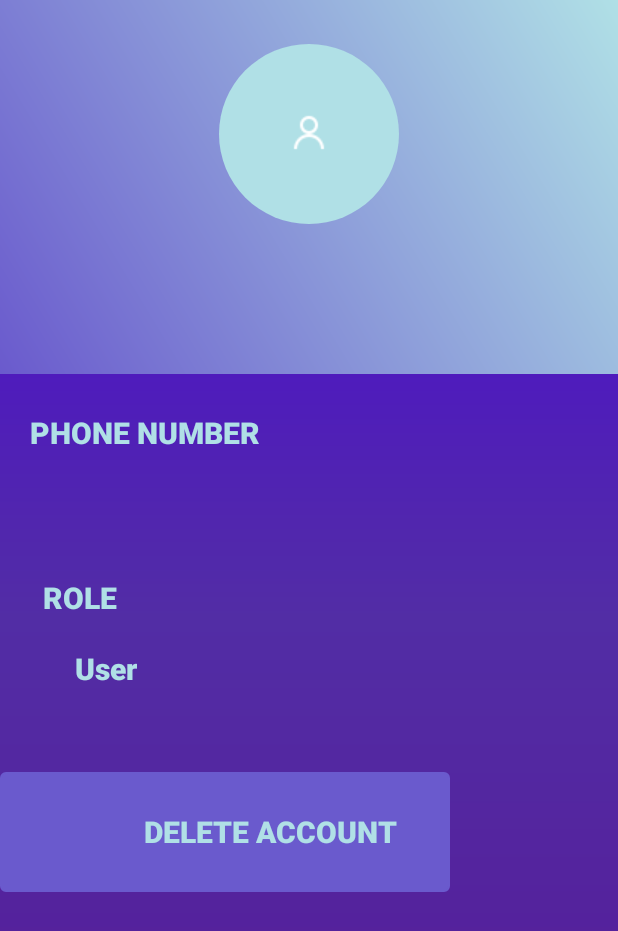
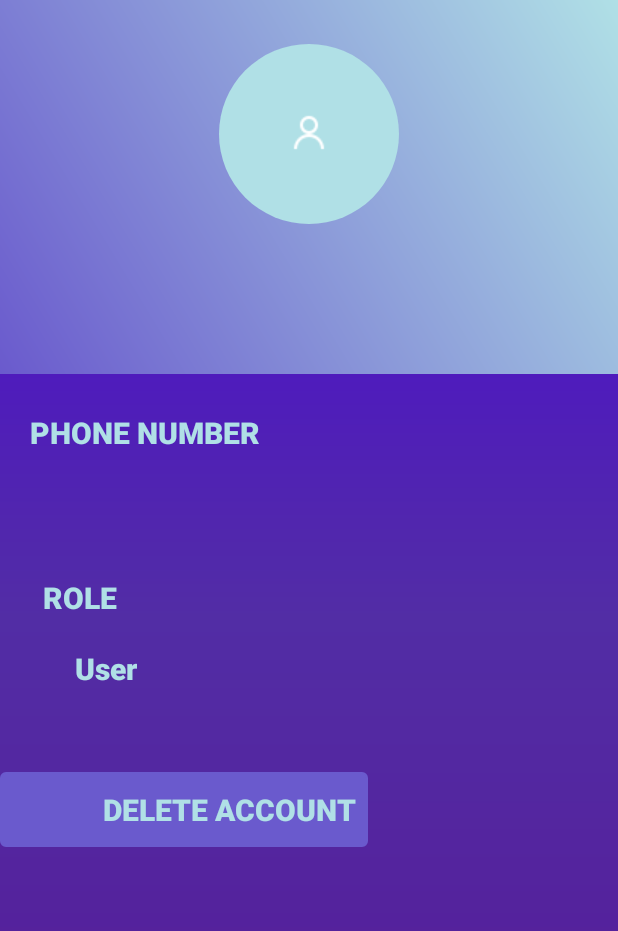
Before and after one commit to Ghetap/FreeForFun-, an Android app: the fragment UserProfileFragment shown on its own in the app's theme, on a phone screen of 412 x 824 dp. Shown: the top 931 px of the screen. Run offline under Robolectric (Android 15) with nearby library versions, the phone set to English and light mode, and no system bars; 2 statements that could not run were skipped.

Commit message:
button resized

```diff
--- a/freeforfun2/app/src/main/res/layout/fragment_user_profile.xml
+++ b/freeforfun2/app/src/main/res/layout/fragment_user_profile.xml
@@ -164,8 +164,8 @@
 
                 <Button
                     android:id="@+id/button_changePass"
-                    android:layout_width="300dp"
-                    android:layout_height="80dp"
+                    android:layout_width="245dp"
+                    android:layout_height="50dp"
                     android:layout_marginTop="40dp"
                     android:background="@drawable/button"
                     android:backgroundTint="@color/gradStart"
```
